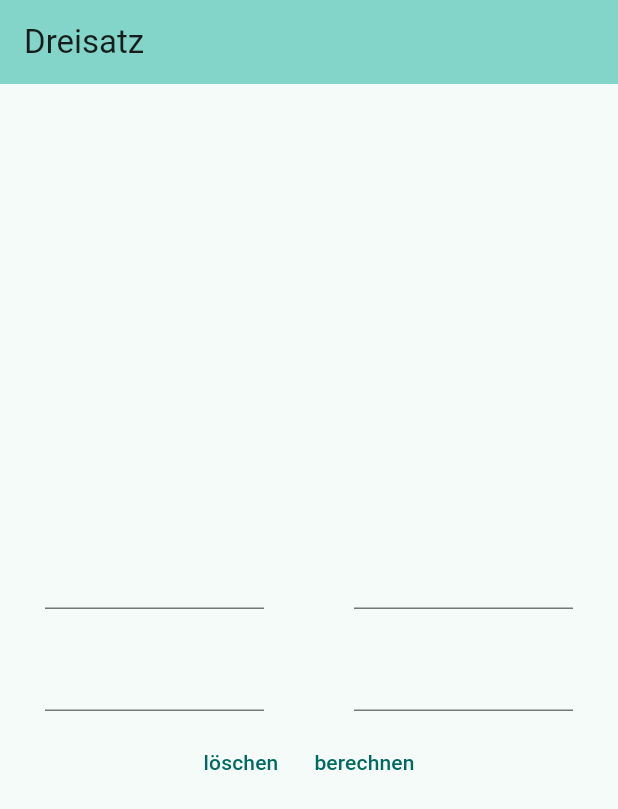
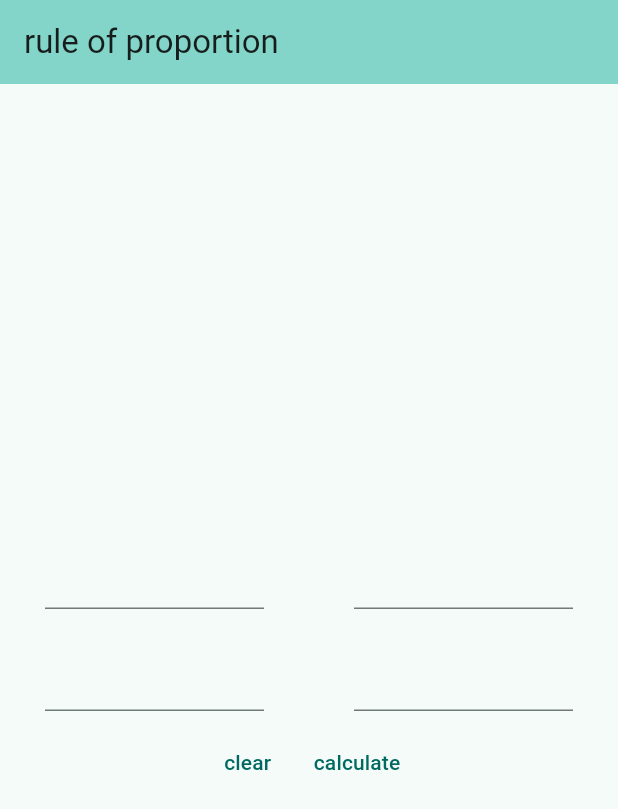
Before and after one commit to woerterreise/Dreisatz, a Flutter app: the screen it shows after launch, on a phone screen of 412 x 824 dp. Shown: the top 809 px of the screen. Run offline on Flutter 3.47's test engine with Material 3 defaults, Android fonts, the phone set to English and light mode, and no system bars.

Commit message:
change language to english

```diff
--- a/app/lib/main.dart
+++ b/app/lib/main.dart
@@ -11,12 +11,12 @@ class MyApp extends StatelessWidget {
   @override
   Widget build(BuildContext context) {
     return MaterialApp(
-      title: 'Flutter Demo',
+      title: 'Dreisatz',
       theme: ThemeData(
         colorScheme: ColorScheme.fromSeed(seedColor: Colors.teal),
         useMaterial3: true,
       ),
-      home: const MyHomePage(title: 'Dreisatz'),
+      home: const MyHomePage(title: 'rule of proportion'),
     );
   }
 }
@@ -65,7 +65,7 @@ class _MyHomePageState extends State<MyHomePage> {
                   ergebnis = null;
                 });
               }),
-              child: const Text("löschen"),
+              child: const Text("clear"),
             ),
             TextButton(
               onPressed: (() {
@@ -75,7 +75,7 @@ class _MyHomePageState extends State<MyHomePage> {
                   ergebnis = erg;
                 });
               }),
-              child: const Text("berechnen"),
+              child: const Text("calculate"),
             )
           ]),
           ergebnis == null
```
